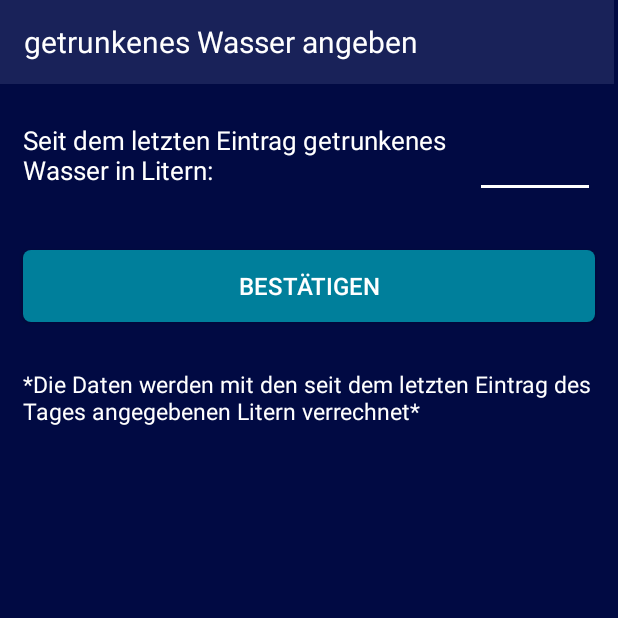
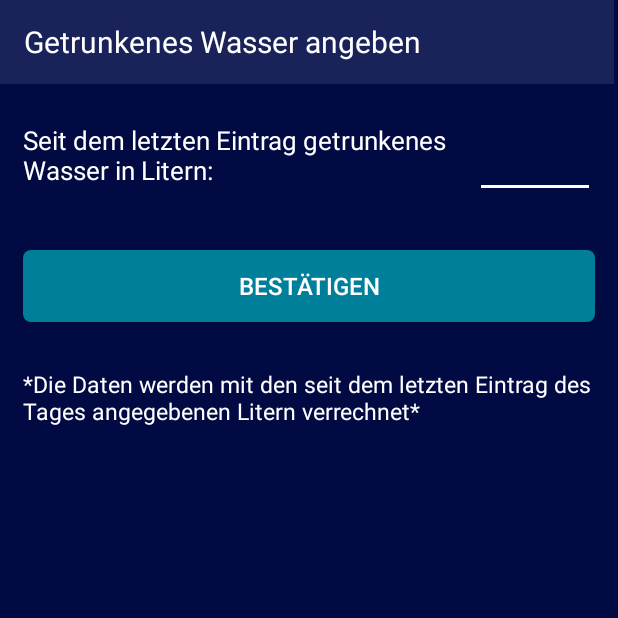
Before and after one commit to Marvintschi/mySmartNutrition, an Android app: the AddDrunkWater screen opened directly, with no data from a screen before it, on a phone screen of 412 x 824 dp, the top half of it. Run offline under Robolectric (Android 15) with nearby library versions, the phone set to English and light mode, and no system bars; our stand-ins replace Volley; network calls fail.

Commit message:
small fixes

```diff
--- a/app/src/main/java/com/example/mysmartnutrition/CalenderDateSelect.java
+++ b/app/src/main/java/com/example/mysmartnutrition/CalenderDateSelect.java
@@ -50,11 +50,10 @@ public class CalenderDateSelect extends AppCompatActivity {
             @Override
             public void onClick(View v) {
                 //Toast.makeText(getApplicationContext(), selectedDate, Toast.LENGTH_LONG).show();
-                // TODO Fertigstellen
                 Intent intent = new Intent(CalenderDateSelect.this, MainActivity.class);
                 intent.putExtra("date", selectedDate);
                 startActivity(intent);
-                //finish();
+                finish();
             }
         });
     }
--- a/app/src/main/res/layout/activity_add_drunk_water.xml
+++ b/app/src/main/res/layout/activity_add_drunk_water.xml
@@ -23,7 +23,7 @@
             android:id="@+id/textView"
             android:layout_width="wrap_content"
             android:layout_height="wrap_content"
-            android:text="getrunkenes Wasser angeben"
+            android:text="Getrunkenes Wasser angeben"
             android:textColor="@color/white"
             android:textSize="20sp"
             app:layout_constraintBottom_toBottomOf="@+id/toolbar"
```
